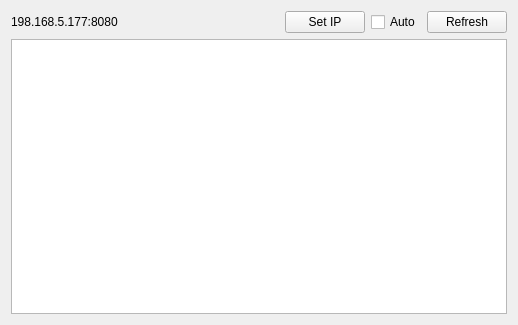
Above: QtTextSync/QtTextSync.ui from ab44gl/QtTextSync before the change. Below: the same form after it.
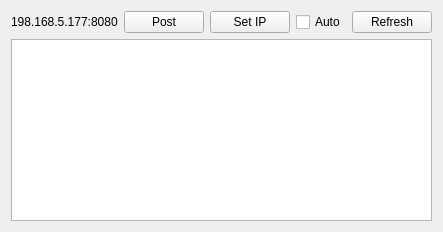
That is the form after the change.

Diff of the .ui file:
```diff
--- a/QtTextSync/QtTextSync.ui
+++ b/QtTextSync/QtTextSync.ui
@@ -6,8 +6,8 @@
    <rect>
     <x>0</x>
     <y>0</y>
-    <width>518</width>
-    <height>325</height>
+    <width>340</width>
+    <height>232</height>
    </rect>
   </property>
   <property name="windowTitle">
@@ -44,6 +44,13 @@
         </property>
        </spacer>
       </item>
+      <item>
+       <widget class="QPushButton" name="but_post">
+        <property name="text">
+         <string>Post</string>
+        </property>
+       </widget>
+      </item>
       <item>
        <widget class="QPushButton" name="but_set_ip">
         <property name="text">
```
